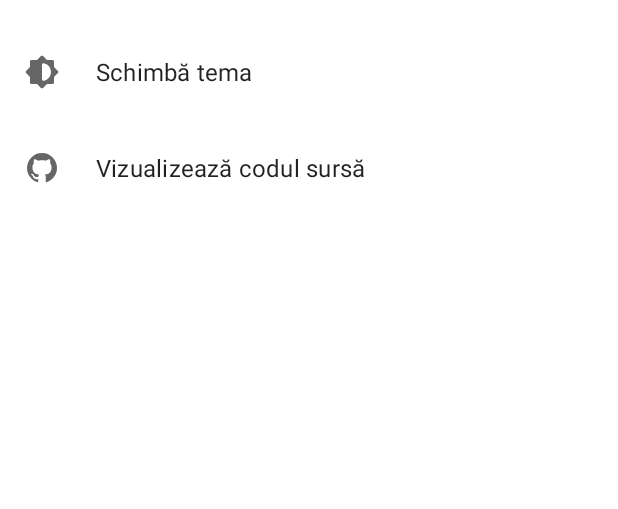
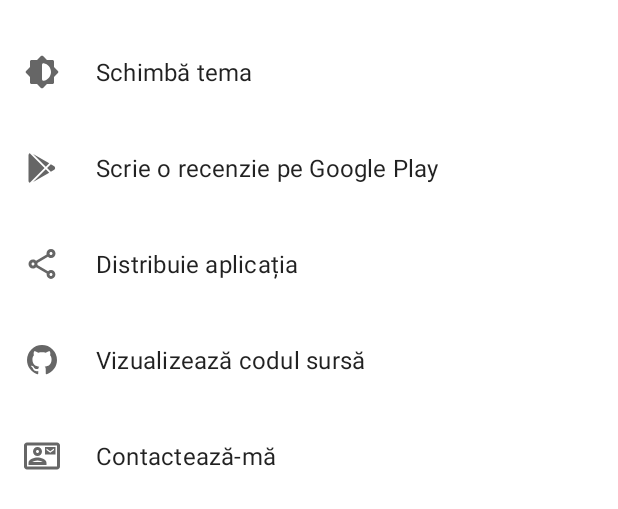
Before and after one commit to ArthurNagy/DeclarApp, an Android app: the layout bottom_sheet_options.xml on its own in the app's theme, with its tools: preview values and no code run, on a phone screen of 412 x 824 dp. Shown: the top 509 px of the screen. Run offline under Robolectric (Android 15) with nearby library versions, the phone set to English and light mode, and no system bars.

Commit message:
Add utility option entries like share, review, contact

```diff
--- a/app/src/main/java/com/arthurnagy/staysafe/feature/home/options/OptionsBottomSheet.kt
+++ b/app/src/main/java/com/arthurnagy/staysafe/feature/home/options/OptionsBottomSheet.kt
@@ -1,6 +1,8 @@
 package com.arthurnagy.staysafe.feature.home.options
 
 import android.app.Dialog
+import android.content.Intent
+import android.net.Uri
 import android.os.Bundle
 import android.view.LayoutInflater
 import android.view.View
@@ -27,11 +29,24 @@ class OptionsBottomSheet : BottomSheetDialogFragment() {
         OptionsBinding.inflate(inflater, container, false).also {
             it.donate.setOnClickListener {
             }
+            it.contactMe.setOnClickListener {
+                openUrl(requireContext(), WEB_PAGE_URL)
+            }
             it.sourceCode.setOnClickListener {
                 openUrl(requireContext(), REPO_URL)
             }
             it.theme.setOnClickListener {
                 showThemeDialog()
+            }
+            it.review.setOnClickListener {
+                startActivity(Intent(Intent.ACTION_VIEW).apply { data = Uri.parse(PLAY_STORE_URL) })
+            }
+            it.share.setOnClickListener {
+                startActivity(Intent.createChooser(Intent().apply {
+                    action = Intent.ACTION_SEND
+                    putExtra(Intent.EXTRA_TEXT, PLAY_STORE_URL)
+                    type = "text/plain"
+                }, null))
             }
         }.root
 
@@ -53,5 +68,7 @@ class OptionsBottomSheet : BottomSheetDialogFragment() {
 
     companion object {
         private const val REPO_URL = "https://github.com/ArthurNagy/DeclarApp"
+        private const val WEB_PAGE_URL = "https://arthurnagy.com/"
+        private const val PLAY_STORE_URL = "https://play.google.com/store/apps/details?id=com.arthurnagy.staysafe"
     }
 }
--- /dev/null
+++ b/app/src/main/res/drawable/ic_contact_mail_24dp.xml
@@ -0,0 +1,10 @@
+<vector xmlns:android="http://schemas.android.com/apk/res/android"
+    android:width="24dp"
+    android:height="24dp"
+    android:viewportWidth="24"
+    android:viewportHeight="24"
+    android:tint="?attr/colorControlNormal">
+  <path
+      android:fillColor="@android:color/white"
+      android:pathData="M22,3L2,3C0.9,3 0,3.9 0,5v14c0,1.1 0.9,2 2,2h20c1.1,0 1.99,-0.9 1.99,-2L24,5c0,-1.1 -0.9,-2 -2,-2zM22,19L2,19L2,5h20v14zM21,6h-7v5h7L21,6zM20,8l-2.5,1.75L15,8L15,7l2.5,1.75L20,7v1zM9,12c1.65,0 3,-1.35 3,-3s-1.35,-3 -3,-3 -3,1.35 -3,3 1.35,3 3,3zM9,8c0.55,0 1,0.45 1,1s-0.45,1 -1,1 -1,-0.45 -1,-1 0.45,-1 1,-1zM15,16.59c0,-2.5 -3.97,-3.58 -6,-3.58s-6,1.08 -6,3.58L3,18h12v-1.41zM5.48,16c0.74,-0.5 2.22,-1 3.52,-1s2.77,0.49 3.52,1L5.48,16z" />
+</vector>
--- /dev/null
+++ b/app/src/main/res/drawable/ic_google_play_24dp.xml
@@ -0,0 +1,10 @@
+<vector xmlns:android="http://schemas.android.com/apk/res/android"
+    android:width="24dp"
+    android:height="24dp"
+    android:viewportWidth="24"
+    android:viewportHeight="24"
+    android:tint="?attr/colorControlNormal">
+  <path
+      android:fillColor="@android:color/white"
+      android:pathData="M3,20.5V3.5C3,2.91 3.34,2.39 3.84,2.15L13.69,12L3.84,21.85C3.34,21.6 3,21.09 3,20.5M16.81,15.12L6.05,21.34L14.54,12.85L16.81,15.12M20.16,10.81C20.5,11.08 20.75,11.5 20.75,12C20.75,12.5 20.53,12.9 20.18,13.18L17.89,14.5L15.39,12L17.89,9.5L20.16,10.81M6.05,2.66L16.81,8.88L14.54,11.15L6.05,2.66Z" />
+</vector>
--- /dev/null
+++ b/app/src/main/res/drawable/ic_local_cafe_24dp.xml
@@ -0,0 +1,14 @@
+<vector xmlns:android="http://schemas.android.com/apk/res/android"
+    android:width="24dp"
+    android:height="24dp"
+    android:viewportWidth="24"
+    android:viewportHeight="24">
+  <path
+      android:fillColor="#FF000000"
+      android:pathData="M8,15h6c1.1,0 2,-0.9 2,-2V5H6v8c0,1.1 0.9,2 2,2z"
+      android:strokeAlpha="0.3"
+      android:fillAlpha="0.3" />
+  <path
+      android:fillColor="?attr/colorControlNormal"
+      android:pathData="M2,19h18v2L2,21zM4,13c0,2.21 1.79,4 4,4h6c2.21,0 4,-1.79 4,-4v-3h2c1.11,0 2,-0.89 2,-2L22,5c0,-1.11 -0.89,-2 -2,-2L4,3v10zM18,5h2v3h-2L18,5zM6,5h10v8c0,1.1 -0.9,2 -2,2L8,15c-1.1,0 -2,-0.9 -2,-2L6,5z" />
+</vector>
--- /dev/null
+++ b/app/src/main/res/drawable/ic_outline_share_24dp.xml
@@ -0,0 +1,10 @@
+<vector xmlns:android="http://schemas.android.com/apk/res/android"
+    android:width="24dp"
+    android:height="24dp"
+    android:viewportWidth="24"
+    android:viewportHeight="24"
+    android:tint="?attr/colorControlNormal">
+    <path
+        android:fillColor="@android:color/white"
+        android:pathData="M18,16.08c-0.76,0 -1.44,0.3 -1.96,0.77L8.91,12.7c0.05,-0.23 0.09,-0.46 0.09,-0.7s-0.04,-0.47 -0.09,-0.7l7.05,-4.11c0.54,0.5 1.25,0.81 2.04,0.81 1.66,0 3,-1.34 3,-3s-1.34,-3 -3,-3 -3,1.34 -3,3c0,0.24 0.04,0.47 0.09,0.7L8.04,9.81C7.5,9.31 6.79,9 6,9c-1.66,0 -3,1.34 -3,3s1.34,3 3,3c0.79,0 1.5,-0.31 2.04,-0.81l7.12,4.16c-0.05,0.21 -0.08,0.43 -0.08,0.65 0,1.61 1.31,2.92 2.92,2.92s2.92,-1.31 2.92,-2.92c0,-1.61 -1.31,-2.92 -2.92,-2.92zM18,4c0.55,0 1,0.45 1,1s-0.45,1 -1,1 -1,-0.45 -1,-1 0.45,-1 1,-1zM6,13c-0.55,0 -1,-0.45 -1,-1s0.45,-1 1,-1 1,0.45 1,1 -0.45,1 -1,1zM18,20.02c-0.55,0 -1,-0.45 -1,-1s0.45,-1 1,-1 1,0.45 1,1 -0.45,1 -1,1z" />
+</vector>
--- /dev/null
+++ b/app/src/main/res/drawable/ic_share_24dp.xml
@@ -0,0 +1,10 @@
+<vector xmlns:android="http://schemas.android.com/apk/res/android"
+    android:width="24dp"
+    android:height="24dp"
+    android:viewportWidth="24"
+    android:viewportHeight="24"
+    android:tint="?attr/colorControlNormal">
+    <path
+        android:fillColor="@android:color/white"
+        android:pathData="M18,16.08c-0.76,0 -1.44,0.3 -1.96,0.77L8.91,12.7c0.05,-0.23 0.09,-0.46 0.09,-0.7s-0.04,-0.47 -0.09,-0.7l7.05,-4.11c0.54,0.5 1.25,0.81 2.04,0.81 1.66,0 3,-1.34 3,-3s-1.34,-3 -3,-3 -3,1.34 -3,3c0,0.24 0.04,0.47 0.09,0.7L8.04,9.81C7.5,9.31 6.79,9 6,9c-1.66,0 -3,1.34 -3,3s1.34,3 3,3c0.79,0 1.5,-0.31 2.04,-0.81l7.12,4.16c-0.05,0.21 -0.08,0.43 -0.08,0.65 0,1.61 1.31,2.92 2.92,2.92s2.92,-1.31 2.92,-2.92c0,-1.61 -1.31,-2.92 -2.92,-2.92zM18,4c0.55,0 1,0.45 1,1s-0.45,1 -1,1 -1,-0.45 -1,-1 0.45,-1 1,-1zM6,13c-0.55,0 -1,-0.45 -1,-1s0.45,-1 1,-1 1,0.45 1,1 -0.45,1 -1,1zM18,20.02c-0.55,0 -1,-0.45 -1,-1s0.45,-1 1,-1 1,0.45 1,1 -0.45,1 -1,1z" />
+</vector>
--- a/app/src/main/res/layout/bottom_sheet_options.xml
+++ b/app/src/main/res/layout/bottom_sheet_options.xml
@@ -7,24 +7,11 @@
     <LinearLayout
         android:layout_width="match_parent"
         android:layout_height="wrap_content"
+        android:clipToPadding="false"
         android:orientation="vertical"
         android:paddingTop="@dimen/first_keyline"
         android:paddingBottom="@dimen/first_keyline"
-        android:clipToPadding="false"
         app:paddingBottomSystemWindowInsets="@{true}">
-
-        <TextView
-            android:id="@+id/donate"
-            android:visibility="gone"
-            android:layout_width="match_parent"
-            android:layout_height="?attr/listPreferredItemHeight"
-            android:background="?attr/selectableItemBackground"
-            android:drawableStart="@drawable/ic_paper_roll_24dp"
-            android:drawablePadding="@dimen/second_keyline"
-            android:gravity="center_vertical"
-            android:padding="@dimen/first_keyline"
-            android:text="@string/buy_me_a_paper_roll"
-            android:textAppearance="?attr/textAppearanceSubtitle1" />
 
         <TextView
             android:id="@+id/theme"
@@ -39,6 +26,30 @@
             android:textAppearance="?attr/textAppearanceSubtitle1" />
 
         <TextView
+            android:id="@+id/review"
+            android:layout_width="match_parent"
+            android:layout_height="?attr/listPreferredItemHeight"
+            android:background="?attr/selectableItemBackground"
+            android:drawableStart="@drawable/ic_google_play_24dp"
+            android:drawablePadding="@dimen/second_keyline"
+            android:gravity="center_vertical"
+            android:padding="@dimen/first_keyline"
+            android:text="@string/review"
+            android:textAppearance="?attr/textAppearanceSubtitle1" />
+
+        <TextView
+            android:id="@+id/share"
+            android:layout_width="match_parent"
+            android:layout_height="?attr/listPreferredItemHeight"
+            android:background="?attr/selectableItemBackground"
+            android:drawableStart="@drawable/ic_share_24dp"
+            android:drawablePadding="@dimen/second_keyline"
+            android:gravity="center_vertical"
+            android:padding="@dimen/first_keyline"
+            android:text="@string/share"
+            android:textAppearance="?attr/textAppearanceSubtitle1" />
+
+        <TextView
             android:id="@+id/source_code"
             android:layout_width="match_parent"
             android:layout_height="?attr/listPreferredItemHeight"
@@ -50,5 +61,30 @@
             android:text="@string/view_source_code"
             android:textAppearance="?attr/textAppearanceSubtitle1" />
 
+        <TextView
+            android:id="@+id/contact_me"
+            android:layout_width="match_parent"
+            android:layout_height="?attr/listPreferredItemHeight"
+            android:background="?attr/selectableItemBackground"
+            android:drawableStart="@drawable/ic_contact_mail_24dp"
+            android:drawablePadding="@dimen/second_keyline"
+            android:gravity="center_vertical"
+            android:padding="@dimen/first_keyline"
+            android:text="@string/contact"
+            android:textAppearance="?attr/textAppearanceSubtitle1" />
+
+        <TextView
+            android:id="@+id/donate"
+            android:layout_width="match_parent"
+            android:layout_height="?attr/listPreferredItemHeight"
+            android:background="?attr/selectableItemBackground"
+            android:drawableStart="@drawable/ic_local_cafe_24dp"
+            android:drawablePadding="@dimen/second_keyline"
+            android:gravity="center_vertical"
+            android:padding="@dimen/first_keyline"
+            android:text="@string/buy_me_a_coffee"
+            android:textAppearance="?attr/textAppearanceSubtitle1"
+            android:visibility="gone" />
+
     </LinearLayout>
 </layout>
--- a/app/src/main/res/values/strings.xml
+++ b/app/src/main/res/values/strings.xml
@@ -18,9 +18,12 @@
     <string name="generate">Generează</string>
 
     <string name="more">Opțiuni</string>
-    <string name="buy_me_a_paper_roll">Cumpără-mi o hârtie igienică!</string>
     <string name="change_theme">Schimbă tema</string>
     <string name="view_source_code">Vizualizează codul sursă</string>
+    <string name="contact">Contactează-mă</string>
+    <string name="share">Distribuie aplicația</string>
+    <string name="review">Scrie o recenzie pe Google Play</string>
+    <string name="buy_me_a_coffee">Invită-mă la o cafea!</string>
 
     <string name="choose_theme">Alege tema</string>
     <string name="print">Tipărește</string>
```
